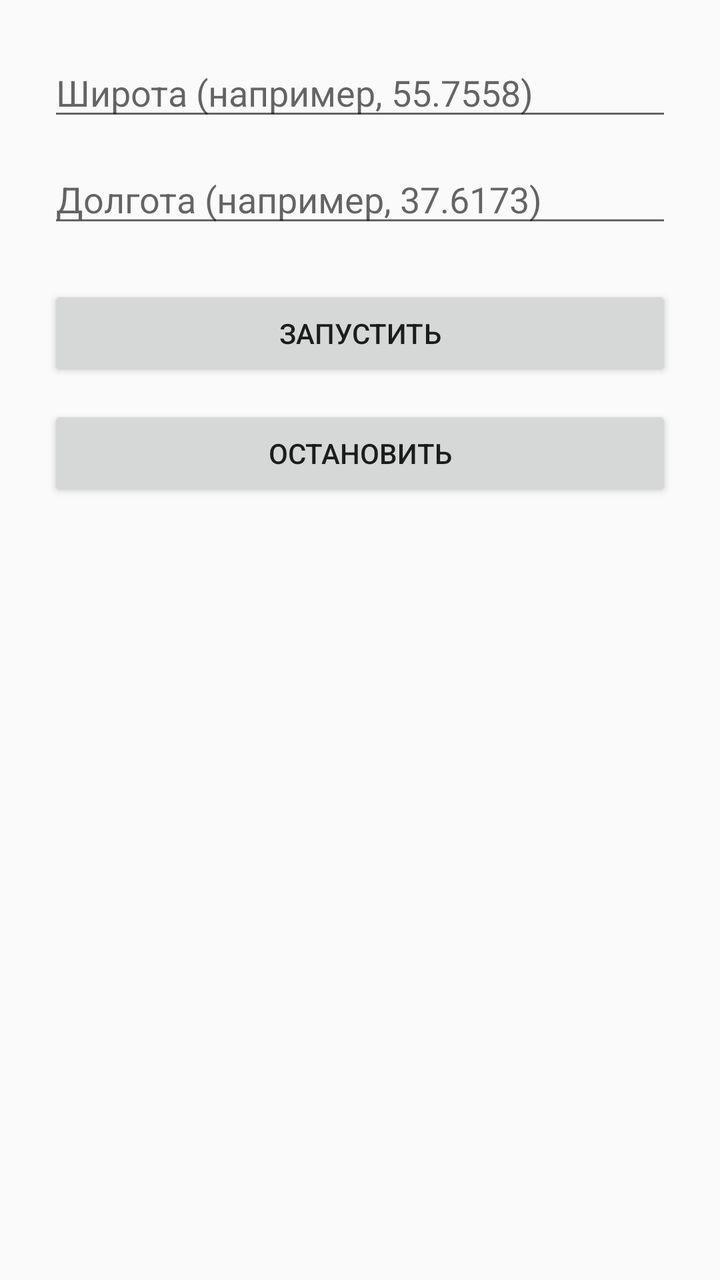
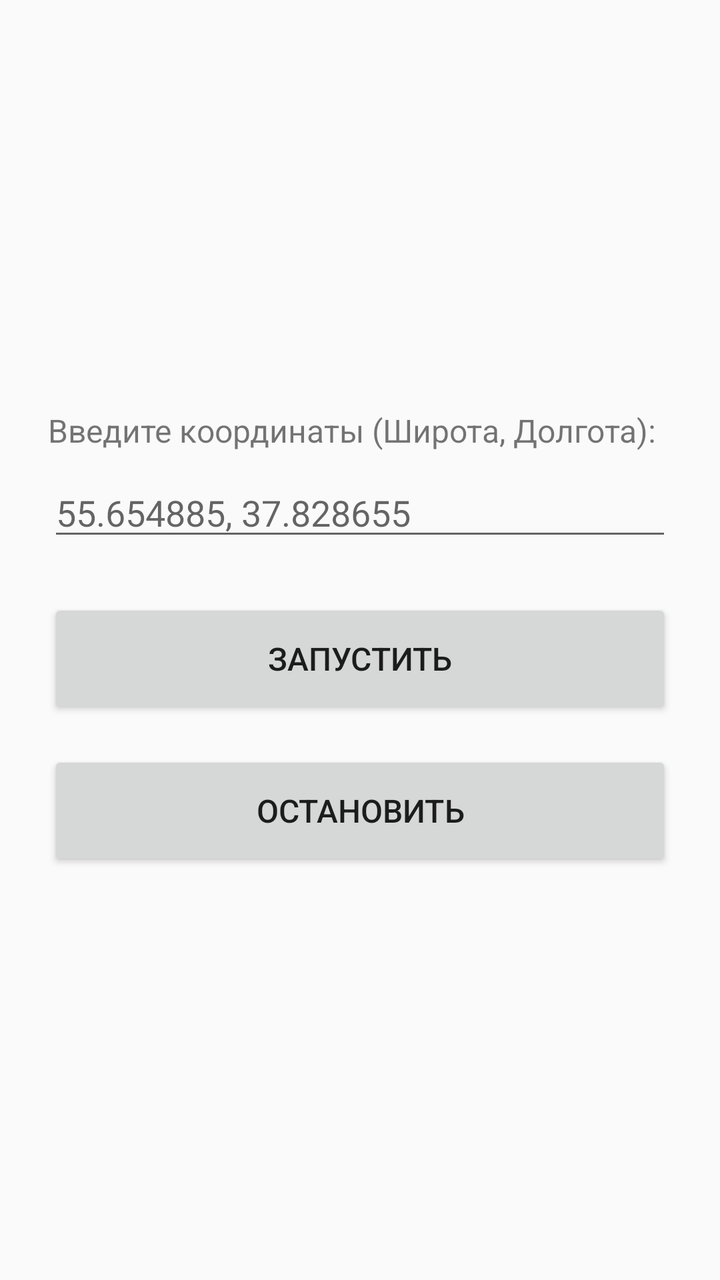

An Android layout rendered at two revisions. The XML below is the earlier revision; the diff shows what the commit changed to produce the second picture.
<!-- AndroidManifest.xml: application theme Theme.AppCompat.Light.DarkActionBar -->
<!-- res/layout/activity_main.xml -->
<?xml version="1.0" encoding="utf-8"?>
<LinearLayout xmlns:android="http://schemas.android.com/apk/res/android"
    android:layout_width="match_parent"
    android:layout_height="match_parent"
    android:orientation="vertical"
    android:padding="24dp">
    <EditText
        android:id="@+id/etLat"
        android:layout_width="match_parent"
        android:layout_height="wrap_content"
        android:hint="Широта (например, 55.7558)"
        android:inputType="numberDecimal|numberSigned" />
    <EditText
        android:id="@+id/etLng"
        android:layout_width="match_parent"
        android:layout_height="wrap_content"
        android:layout_marginTop="12dp"
        android:hint="Долгота (например, 37.6173)"
        android:inputType="numberDecimal|numberSigned" />
    <Button
        android:id="@+id/btnStart"
        android:layout_width="match_parent"
        android:layout_height="wrap_content"
        android:layout_marginTop="24dp"
        android:text="Запустить" />
    <Button
        android:id="@+id/btnStop"
        android:layout_width="match_parent"
        android:layout_height="wrap_content"
        android:layout_marginTop="12dp"
        android:text="Остановить" />
</LinearLayout>
<!-- resources referenced by this layout -->
<resources>

</resources>

<!-- the commit's change to res/layout/activity_main.xml (unified diff, before → after) -->
@@ -3,30 +3,37 @@
     android:layout_width="match_parent"
     android:layout_height="match_parent"
     android:orientation="vertical"
-    android:padding="24dp">
-    <EditText
-        android:id="@+id/etLat"
+    android:padding="24dp"
+    android:gravity="center">
+
+    <TextView
         android:layout_width="match_parent"
         android:layout_height="wrap_content"
-        android:hint="Широта (например, 55.7558)"
-        android:inputType="numberDecimal|numberSigned" />
+        android:text="Введите координаты (Широта, Долгота):"
+        android:textSize="16sp"
+        android:layout_marginBottom="8dp"/>
+
     <EditText
-        android:id="@+id/etLng"
+        android:id="@+id/etCoordinates"
         android:layout_width="match_parent"
         android:layout_height="wrap_content"
-        android:layout_marginTop="12dp"
-        android:hint="Долгота (например, 37.6173)"
-        android:inputType="numberDecimal|numberSigned" />
+        android:hint="55.654885, 37.828655"
+        android:inputType="text"
+        android:layout_marginBottom="24dp"/>
+
     <Button
         android:id="@+id/btnStart"
         android:layout_width="match_parent"
-        android:layout_height="wrap_content"
-        android:layout_marginTop="24dp"
-        android:text="Запустить" />
+        android:layout_height="60dp"
+        android:text="ЗАПУСТИТЬ"
+        android:textSize="16sp"
+        android:layout_marginBottom="16dp"/>
+
     <Button
         android:id="@+id/btnStop"
         android:layout_width="match_parent"
-        android:layout_height="wrap_content"
-        android:layout_marginTop="12dp"
-        android:text="Остановить" />
+        android:layout_height="60dp"
+        android:text="ОСТАНОВИТЬ"
+        android:textSize="16sp"/>
+
 </LinearLayout>
